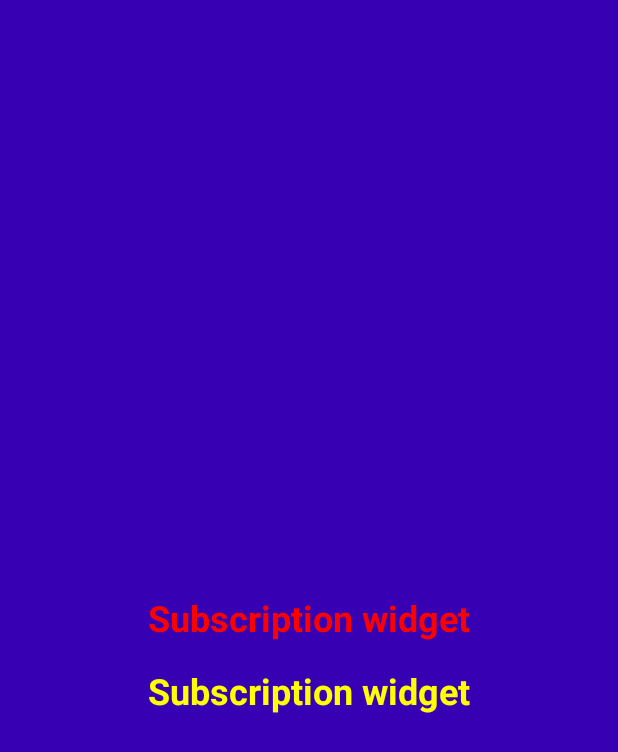
After one commit to Tony-GD/arscanner-iot-android, an Android app: the layout air_scanner_subscription_widget.xml on its own in the app's theme, with its tools: preview values and no code run, on a phone screen of 412 x 824 dp. The commit adds this screen. Shown: the top 752 px of the screen. Run offline under Robolectric (Android 15) with nearby library versions, the phone set to English and light mode, and no system bars.

Commit message:
Add firebase sign in, realtime db subscription and widget update in background

```diff
--- a/app/src/main/java/com/griddynamics/connectedapps/SplashActivity.kt
+++ b/app/src/main/java/com/griddynamics/connectedapps/SplashActivity.kt
@@ -22,6 +22,7 @@ class SplashActivity : Activity() {
 
         doOnUserSignedIn {
             startActivity(it)
+            finish()
         }
 
     }
--- a/app/src/main/java/com/griddynamics/connectedapps/di/ApplicationComponent.kt
+++ b/app/src/main/java/com/griddynamics/connectedapps/di/ApplicationComponent.kt
@@ -7,6 +7,7 @@ import com.griddynamics.connectedapps.di.gateway.StreamModule
 import com.griddynamics.connectedapps.di.ui.greeting.GreetingActivityContributor
 import com.griddynamics.connectedapps.di.ui.home.HomeFragmentContributor
 import com.griddynamics.connectedapps.di.ui.home.HomeModule
+import com.griddynamics.connectedapps.di.ui.main.MainActivityContributor
 import com.griddynamics.connectedapps.di.ui.splash.SplashActivityContributor
 import dagger.BindsInstance
 import dagger.Component
@@ -25,7 +26,8 @@ import javax.inject.Singleton
         ViewModelFactoryModule::class,
         HomeFragmentContributor::class,
         GreetingActivityContributor::class,
-        SplashActivityContributor::class]
+        SplashActivityContributor::class,
+        MainActivityContributor::class]
 )
 interface ApplicationComponent : AndroidInjector<BaseApp> {
 
--- a/app/src/main/java/com/griddynamics/connectedapps/model/ScannersResponse.kt
+++ b/app/src/main/java/com/griddynamics/connectedapps/model/ScannersResponse.kt
@@ -1,3 +1,5 @@
 package com.griddynamics.connectedapps.model
 
-data class ScannersResponse(val data: List<String>)
+const val SCANNER_RESPONSE_ID = "SCANNER_RESPONSE_ID"
+
+data class ScannersResponse(val humidity: Float, val temperature: Float)
--- /dev/null
+++ b/app/src/main/res/layout/air_scanner_subscription_widget.xml
@@ -0,0 +1,34 @@
+<RelativeLayout xmlns:android="http://schemas.android.com/apk/res/android"
+    android:layout_width="match_parent"
+    android:layout_height="match_parent"
+    android:background="@color/colorPrimaryDark"
+    android:padding="@dimen/widget_margin">
+
+    <TextView
+        android:id="@+id/appwidget_humidity_text"
+        android:layout_width="wrap_content"
+        android:layout_height="wrap_content"
+        android:layout_centerHorizontal="true"
+        android:layout_centerVertical="true"
+        android:layout_margin="8dp"
+        android:contentDescription="@string/appwidget_text"
+        android:text="@string/appwidget_text"
+        android:textColor="#ff0000"
+        android:textSize="24sp"
+        android:textStyle="bold" />
+
+    <TextView
+        android:id="@+id/appwidget_temperature_text"
+        android:layout_width="wrap_content"
+        android:layout_height="wrap_content"
+        android:layout_below="@id/appwidget_humidity_text"
+        android:layout_centerHorizontal="true"
+        android:layout_centerVertical="true"
+        android:layout_margin="8dp"
+        android:contentDescription="@string/appwidget_text"
+        android:text="@string/appwidget_text"
+        android:textColor="#ffff00"
+        android:textSize="24sp"
+        android:textStyle="bold" />
+
+</RelativeLayout>
--- a/app/src/main/res/values/dimens.xml
+++ b/app/src/main/res/values/dimens.xml
@@ -2,4 +2,10 @@
     <!-- Default screen margins, per the Android Design guidelines. -->
     <dimen name="activity_horizontal_margin">16dp</dimen>
     <dimen name="activity_vertical_margin">16dp</dimen>
+
+    <!--
+Refer to App Widget Documentation for margin information
+http://developer.android.com/guide/topics/appwidgets/index.html#CreatingLayout
+    -->
+    <dimen name="widget_margin">8dp</dimen>
 </resources>
--- a/app/src/main/res/values/strings.xml
+++ b/app/src/main/res/values/strings.xml
@@ -7,4 +7,8 @@
     <string name="or">or</string>
     <string name="continue_as_guest">Continue as guest</string>
     <string name="google_sign_in_token">902173168925-u8r3ijj6lcagusbl4erh8jgib8p4qchi.apps.googleusercontent.com</string>
+    <string name="appwidget_text">Subscription widget</string>
+    <string name="add_widget">Air Scanner</string>
+    <string name="humidity">Humidity: %s</string>
+    <string name="temperature">Temperature: %s</string>
 </resources>
```
Also changed, not shown: app/build.gradle (+6 -1 lines), app/src/main/AndroidManifest.xml (+17 -6 lines), app/src/main/java/com/griddynamics/connectedapps/MainActivity.kt (+38 -5 lines), app/src/main/java/com/griddynamics/connectedapps/di/ui/main/MainActivityContributor.kt (added, +11 -0 lines), app/src/main/java/com/griddynamics/connectedapps/service/ScannerDataUpdateService.kt (added, +182 -0 lines), app/src/main/java/com/griddynamics/connectedapps/ui/greeting/GreetingActivity.kt (+33 -6 lines), app/src/main/java/com/griddynamics/connectedapps/ui/home/HomeFragment.kt (+10 -0 lines), app/src/main/java/com/griddynamics/connectedapps/ui/widget/AirScannerSubscriptionWidget.kt (added, +65 -0 lines), app/src/main/res/layout/fragment_home.xml (+12 -0 lines), app/src/main/res/values-v14/dimens.xml (added, +10 -0 lines), app/src/main/res/xml/air_scanner_subscription_widget_info.xml (added, +10 -0 lines), app/src/main/res/drawable-nodpi/example_appwidget_preview.png (added).
